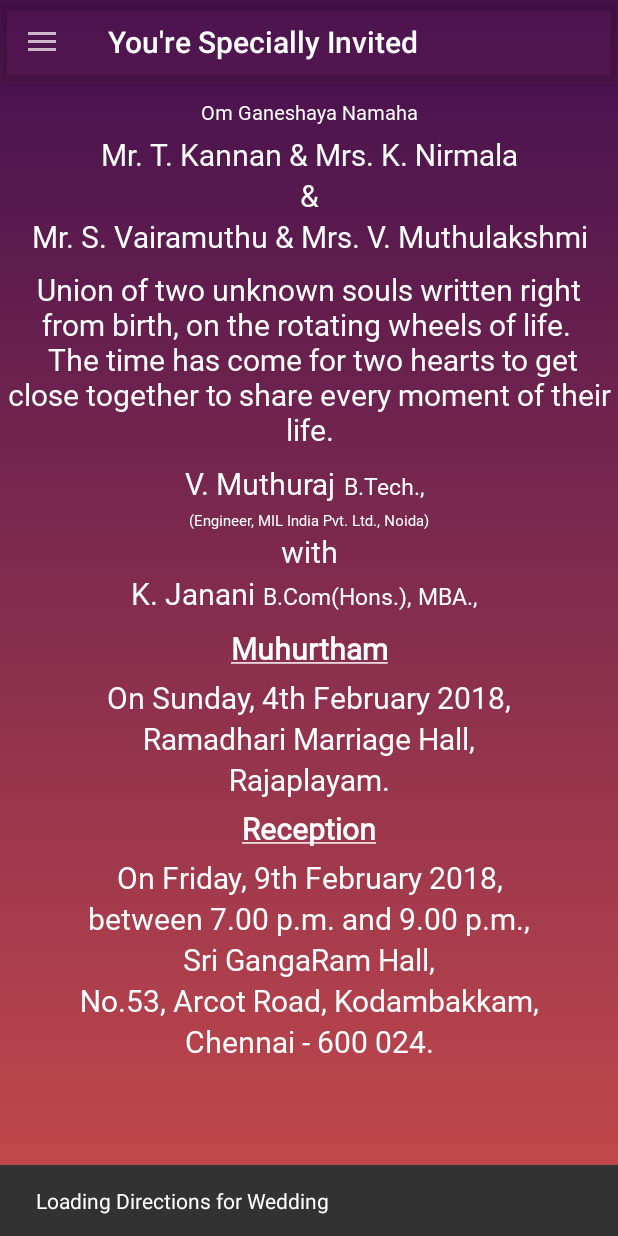
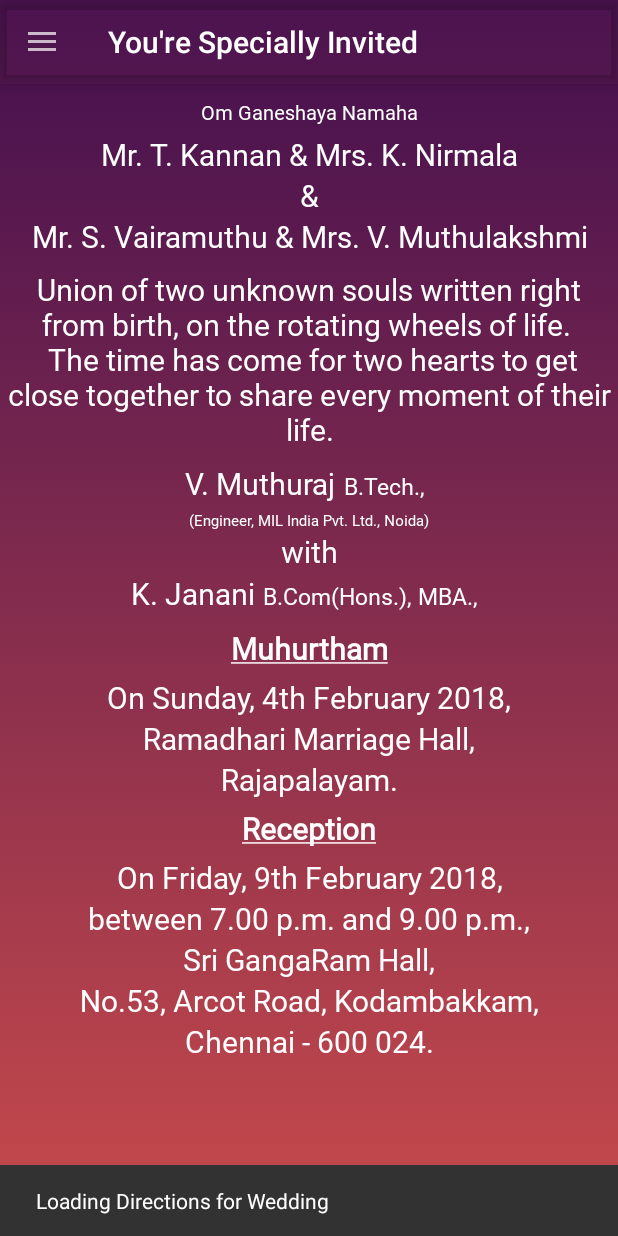
Before and after one commit to prabhuk56/Invitation, an Android app: the screen it shows after launch (MainActivity), in the side drawer, after a tap on "Save the date", on a phone screen of 412 x 824 dp. Run offline under Robolectric (Android 15) with nearby library versions, the phone set to English and light mode, and no system bars; libraries missing offline, so code that uses them is left out: com.crashlytics.android, io.fabric.sdk; 1 statement that could not run was skipped.

Commit message:
Minor Spell check

```diff
--- a/app/src/main/java/com/prabhu/invitation/MainActivity.java
+++ b/app/src/main/java/com/prabhu/invitation/MainActivity.java
@@ -295,7 +295,7 @@ public class MainActivity extends BaseActivity {
     private void eventCreation(){
         String wedLocation=getString(R.string.wedding_hall) + getString(R.string.wedding_addr);
         String recepLocation=getString(R.string.reception_hall) + getString(R.string.reception_addr) +getString(R.string.reception_city);
-        createReminder("Wedding", "V.MuthuRaj Weds K.Janani", 2018, 1, 4, 06, 00, 2018, 1, 4, 10, 00,wedLocation);
+        createReminder("Wedding Ceremony", "V.MuthuRaj Weds K.Janani", 2018, 1, 4, 06, 00, 2018, 1, 4, 10, 00,wedLocation);
         createReminder("Wedding Reception", "V.MuthuRaj Weds K.Janani", 2018, 1, 9, 18, 00, 2018, 1, 9, 21, 00,recepLocation);
     }
 
--- a/app/src/main/res/layout/nav_header_navigation.xml
+++ b/app/src/main/res/layout/nav_header_navigation.xml
@@ -14,13 +14,13 @@
 
 
 
-    <TextView
+   <!-- <TextView
         android:layout_width="match_parent"
         android:layout_height="wrap_content"
         android:paddingTop="@dimen/nav_header_vertical_spacing"
         android:text="A Special Invite"
         android:fontFamily="@font/lobstertwo_bolditalic"
-        android:textAppearance="@style/TextAppearance.AppCompat.Body1" />
+        android:textAppearance="@style/TextAppearance.AppCompat.Body1" />-->
 
     <!--<TextView
         android:id="@+id/textView"
--- a/app/src/main/res/values/strings.xml
+++ b/app/src/main/res/values/strings.xml
@@ -1,5 +1,5 @@
 <resources>
-    <string name="app_name">Invitation</string>
+    <string name="app_name">Special Invite</string>
     <!--<string name="google_app_id">1:735000862999:android:e383b5d137dbd845</string>-->
     <string name="title_activity_fullscreen">FullscreenActivity</string>
     <string name="dummy_button">Dummy Button</string>
@@ -19,7 +19,7 @@
     <string name="groom_degree"> B.Tech.,</string>
     <string name="groom_occupation">(Engineer, MIL India Pvt. Ltd., Noida)</string>
     <string name="wedding_hall">Ramadhari Marriage Hall, </string>
-    <string name="wedding_addr">Rajaplayam.</string>
+    <string name="wedding_addr">Rajapalayam.</string>
     <string name="reception_hall">Sri GangaRam Hall,</string>
     <string name="reception_addr">No.53, Arcot Road, Kodambakkam,</string>
     <string name="reception_city">Chennai - 600 024.</string>
```
